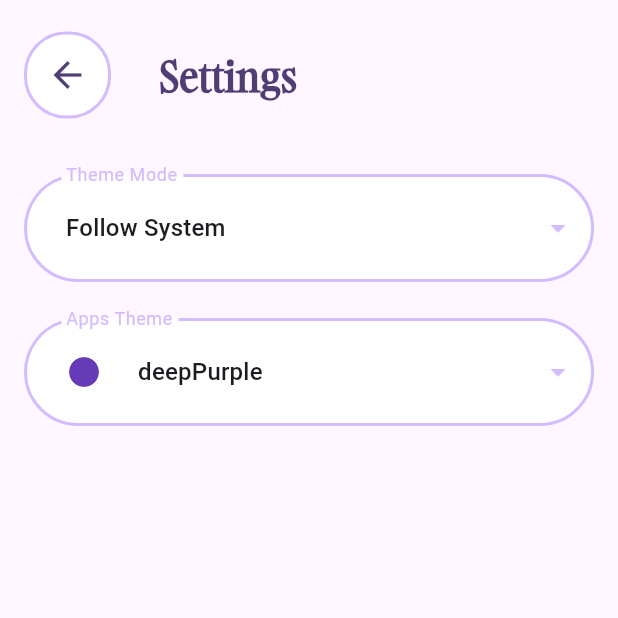
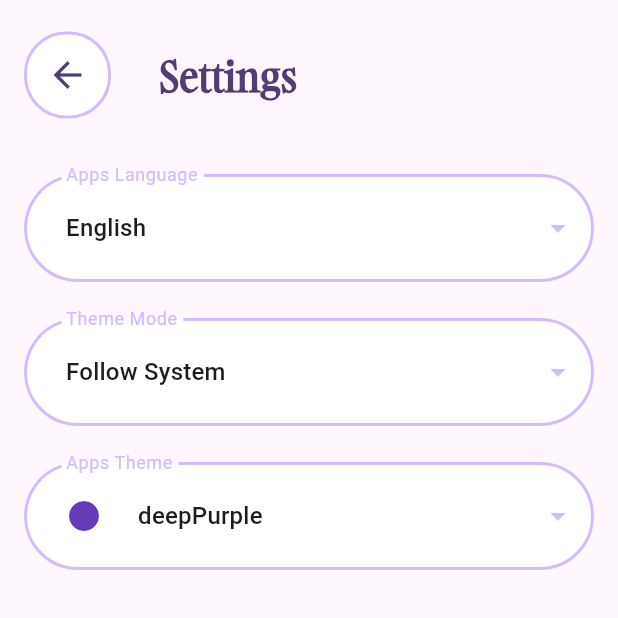
Before and after one commit to MoazSalem/Flutter_Pills_Reminder, a Flutter app: the screen it shows after launch, after a tap on the "settings" icon, on a phone screen of 412 x 824 dp, the top half of it. Run offline on Flutter 3.47's test engine with Material 3 defaults, Android fonts, the phone set to English and light mode, and no system bars; our stand-ins replace flutter_local_notifications, flutter_timezone, get, hive_ce_flutter, permission_handler, timezone; accounts and stored records are empty.

Commit message:
Option to change language in settings

```diff
--- a/lib/app.dart
+++ b/lib/app.dart
@@ -14,7 +14,7 @@ class MyApp extends StatelessWidget {
     return Obx(
       () => GetMaterialApp(
         translations: AppTranslations(),
-        locale: Locale('en'),
+        locale: themeController.locale.value,
         initialBinding: AppBindings(),
         debugShowCheckedModeBanner: false,
         title: 'appName'.tr,
--- a/lib/core/styles/strings.dart
+++ b/lib/core/styles/strings.dart
@@ -57,6 +57,9 @@ class AppTranslations extends Translations {
       'reminderDescription':
           '30 minutes has passed. It\'s time to take your medication! ',
       'remindAgain': 'Remind Again in 30 minutes',
+      'appLange': 'Apps Language',
+      'en': 'English',
+      'ar': 'Arabic',
     },
     'ar': {
       'appName': 'منبّه الحبوب',
@@ -110,6 +113,9 @@ class AppTranslations extends Translations {
       'reminder': 'تذكير',
       'reminderDescription': 'مرّت 30 دقيقة. حان وقت تناول دوائك!',
       'remindAgain': 'ذكّرني بعد 30 دقيقة',
+      'appLange': 'لغة الاتطبيق',
+      'en': 'الإنجليزية',
+      'ar': 'العربية',
     },
   };
 }
--- a/lib/features/settings/presentation/controllers/theme_controller.dart
+++ b/lib/features/settings/presentation/controllers/theme_controller.dart
@@ -9,6 +9,7 @@ class ThemeController extends GetxController {
   final Rx<ThemeMode> themeMode = ThemeMode.system.obs;
   final Rx<ThemeData> lightTheme = ThemeData().obs;
   final Rx<ThemeData> darkTheme = ThemeData().obs;
+  final Rx<Locale> locale = Locale('en').obs;
   late Box box;
 
   @override
@@ -16,6 +17,7 @@ class ThemeController extends GetxController {
     super.onInit();
     box = Hive.box('Themes');
     themeIndex = box.get('themeIndex') ?? 15;
+    locale.value = Locale(box.get('lang') ?? 'en');
     themeMode.value = getThemeMode(box.get('themeMode') ?? 0);
     lightTheme.value = AppThemes.lightThemes[themeIndex];
     darkTheme.value = AppThemes.darkThemes[themeIndex];
@@ -47,6 +49,13 @@ class ThemeController extends GetxController {
     update();
   }
 
+  void changeLocale(String lang) {
+    box.put('lang', lang);
+    locale.value = Locale(lang);
+    Get.updateLocale(locale.value);
+    update();
+  }
+
   void changeTheme(int index) {
     box.put('themeIndex', index);
     themeIndex = index;
--- a/lib/features/settings/presentation/screens/settings.dart
+++ b/lib/features/settings/presentation/screens/settings.dart
@@ -19,7 +19,16 @@ class SettingsScreen extends StatelessWidget {
       body: Padding(
         padding: const EdgeInsets.all(AppSizes.normalPadding),
         child: Column(
+          spacing: AppSizes.largePadding,
           children: [
+            CustomDropDown(
+              label: 'appLange'.tr,
+              value: themeController.locale.value.languageCode,
+              items: ['en', 'ar'],
+              onChanged: (locale) =>
+                  themeController.changeLocale(locale!.toString()),
+              customNames: {'en': 'en'.tr, 'ar': 'ar'.tr},
+            ),
             CustomDropDown(
               label: 'themeMode'.tr,
               value: themeController.themeMode.value,
@@ -31,7 +40,6 @@ class SettingsScreen extends StatelessWidget {
                 ThemeMode.dark: 'dark'.tr,
               },
             ),
-            const SizedBox(height: AppSizes.largePadding),
             CustomThemeDropdown(themeController: themeController),
           ],
         ),
```
